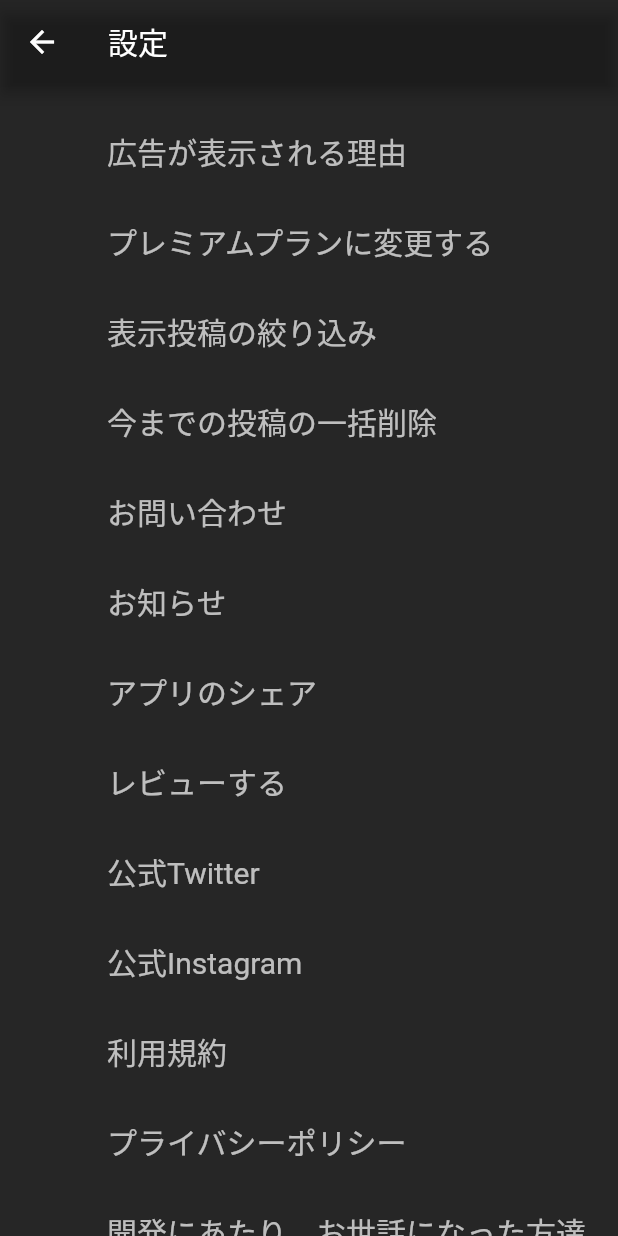
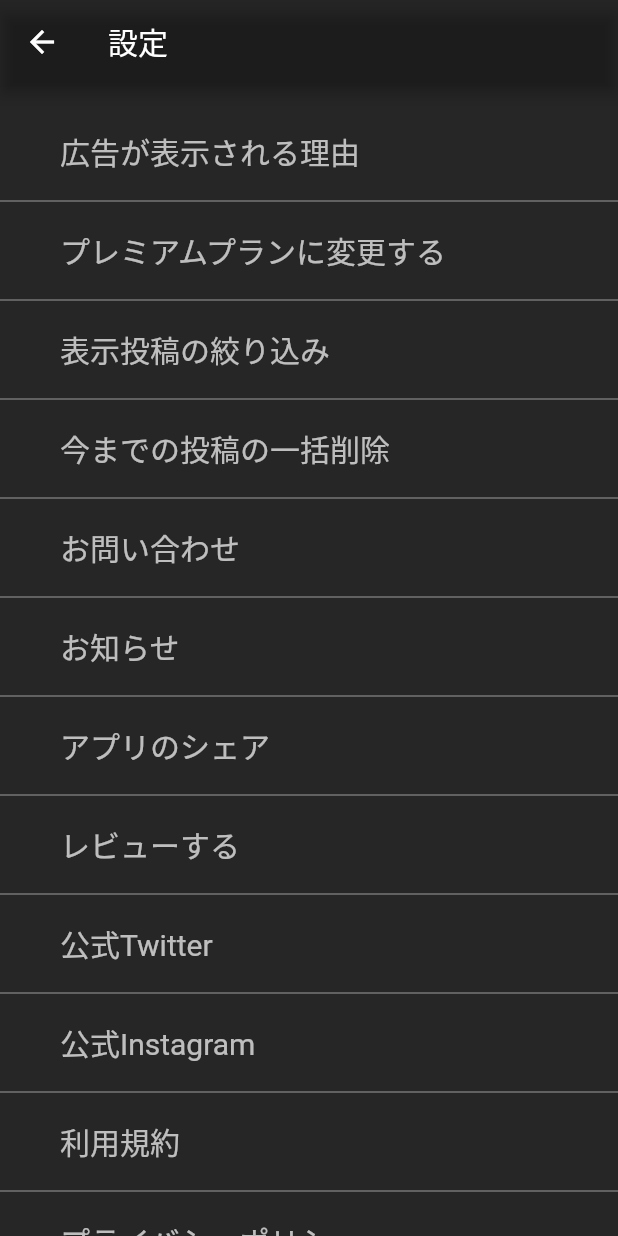
Before and after one commit to minamihiroto/Kotoha, a Flutter app: the Setting screen opened directly, on a phone screen of 412 x 824 dp. Run offline on Flutter 3.47's test engine with Material 2 defaults, Android fonts, the phone set to English and light mode, and no system bars; our stand-ins replace cloud_firestore, firebase_core, flutter_svg; accounts and stored records are empty.

```diff
--- a/lib/bookmark.dart
+++ b/lib/bookmark.dart
@@ -1,12 +1,12 @@
 import 'package:flutter/cupertino.dart';
 import 'package:flutter/material.dart';
-import 'package:project/main.dart';
 
 class Bookmark extends StatelessWidget {
   @override
   Widget build(BuildContext context) {
     return Scaffold(
       appBar: AppBar(
+        title: const Text("履歴"),
         backgroundColor: Colors.blue.withOpacity(0),
       ),
       // ボカシにしたい（ブラー？？）
--- a/lib/change.dart
+++ b/lib/change.dart
@@ -1,6 +1,5 @@
 import 'package:flutter/cupertino.dart';
 import 'package:flutter/material.dart';
-import 'package:project/main.dart';
 
 class Change extends StatelessWidget {
   @override
@@ -9,6 +8,7 @@
       // ボカシにしたい（ブラー？？）
       backgroundColor: Colors.black.withOpacity(0.85),
       appBar: AppBar(
+        title: const Text("環境変更"),
         backgroundColor: Colors.blue.withOpacity(0),
       ),
       body: Center(
--- a/lib/setting.dart
+++ b/lib/setting.dart
@@ -21,7 +21,8 @@
                 Container(
                   margin: EdgeInsets.only(
                     top: 30,
-                    left: 50,
+                    left: 40,
+                    bottom: 10,
                   ),
                   child: GestureDetector(
                     onTap: () {
@@ -41,10 +42,12 @@
                     ),
                   ),
                 ),
+                Divider(color: Colors.white54),
                 Container(
                   margin: EdgeInsets.only(
-                    top: 30,
-                    left: 50,
+                    top: 10,
+                    bottom: 10,
+                    left: 40,
                   ),
                   child: GestureDetector(
                     onTap: () {
@@ -64,10 +67,12 @@
                     ),
                   ),
                 ),
+                Divider(color: Colors.white54),
                 Container(
                   margin: EdgeInsets.only(
-                    top: 30,
-                    left: 50,
+                    top: 10,
+                    bottom: 10,
+                    left: 40,
                   ),
                   child: GestureDetector(
                     onTap: () {
@@ -87,10 +92,12 @@
                     ),
                   ),
                 ),
+                Divider(color: Colors.white54),
                 Container(
                   margin: EdgeInsets.only(
-                    top: 30,
-                    left: 50,
+                    top: 10,
+                    bottom: 10,
+                    left: 40,
                   ),
                   child: GestureDetector(
                     onTap: () {
@@ -110,10 +117,12 @@
                     ),
                   ),
                 ),
+                Divider(color: Colors.white54),
                 Container(
                   margin: EdgeInsets.only(
-                    top: 30,
-                    left: 50,
+                    top: 10,
+                    bottom: 10,
+                    left: 40,
                   ),
                   child: GestureDetector(
                     onTap: () {
@@ -133,10 +142,12 @@
                     ),
                   ),
                 ),
+                Divider(color: Colors.white54),
                 Container(
                   margin: EdgeInsets.only(
-                    top: 30,
-                    left: 50,
+                    top: 10,
+                    bottom: 10,
+                    left: 40,
                   ),
                   child: GestureDetector(
                     onTap: () {
@@ -156,10 +167,12 @@
                     ),
                   ),
                 ),
+                Divider(color: Colors.white54),
                 Container(
                   margin: EdgeInsets.only(
-                    top: 30,
-                    left: 50,
+                    top: 10,
+                    bottom: 10,
+                    left: 40,
                   ),
                   child: GestureDetector(
                     onTap: () {
@@ -179,10 +192,12 @@
                     ),
                   ),
                 ),
+                Divider(color: Colors.white54),
                 Container(
                   margin: EdgeInsets.only(
-                    top: 30,
-                    left: 50,
+                    top: 10,
+                    bottom: 10,
+                    left: 40,
                   ),
                   child: GestureDetector(
                     onTap: () {
@@ -202,10 +217,12 @@
                     ),
                   ),
                 ),
+                Divider(color: Colors.white54),
                 Container(
                   margin: EdgeInsets.only(
-                    top: 30,
-                    left: 50,
+                    top: 10,
+                    bottom: 10,
+                    left: 40,
                   ),
                   child: GestureDetector(
                     onTap: () {
@@ -225,10 +242,12 @@
                     ),
                   ),
                 ),
+                Divider(color: Colors.white54),
                 Container(
                   margin: EdgeInsets.only(
-                    top: 30,
-                    left: 50,
+                    top: 10,
+                    bottom: 10,
+                    left: 40,
                   ),
                   child: GestureDetector(
                     onTap: () {
@@ -248,10 +267,12 @@
                     ),
                   ),
                 ),
+                Divider(color: Colors.white54),
                 Container(
                   margin: EdgeInsets.only(
-                    top: 30,
-                    left: 50,
+                    top: 10,
+                    bottom: 10,
+                    left: 40,
                   ),
                   child: GestureDetector(
                     onTap: () {
@@ -271,10 +292,12 @@
                     ),
                   ),
                 ),
+                Divider(color: Colors.white54),
                 Container(
                   margin: EdgeInsets.only(
-                    top: 30,
-                    left: 50,
+                    top: 10,
+                    bottom: 10,
+                    left: 40,
                   ),
                   child: GestureDetector(
                     onTap: () {
@@ -294,10 +317,12 @@
                     ),
                   ),
                 ),
+                Divider(color: Colors.white54),
                 Container(
                   margin: EdgeInsets.only(
-                    top: 30,
-                    left: 50,
+                    top: 10,
+                    bottom: 50,
+                    left: 40,
                   ),
                   child: GestureDetector(
                     onTap: () {
```
Also changed, not shown: lib/comment.dart (+79 -3 lines).
